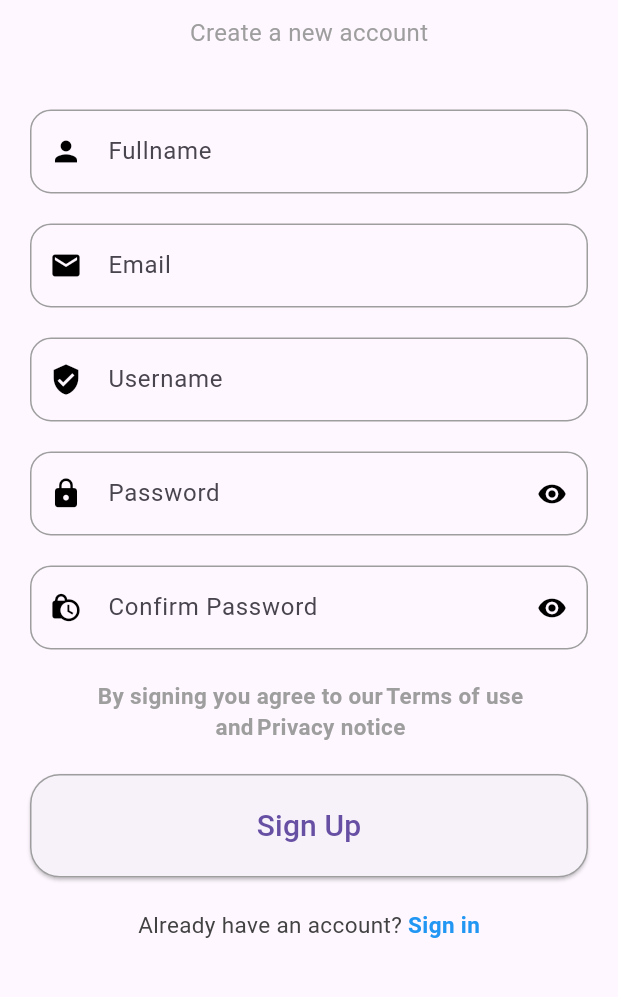
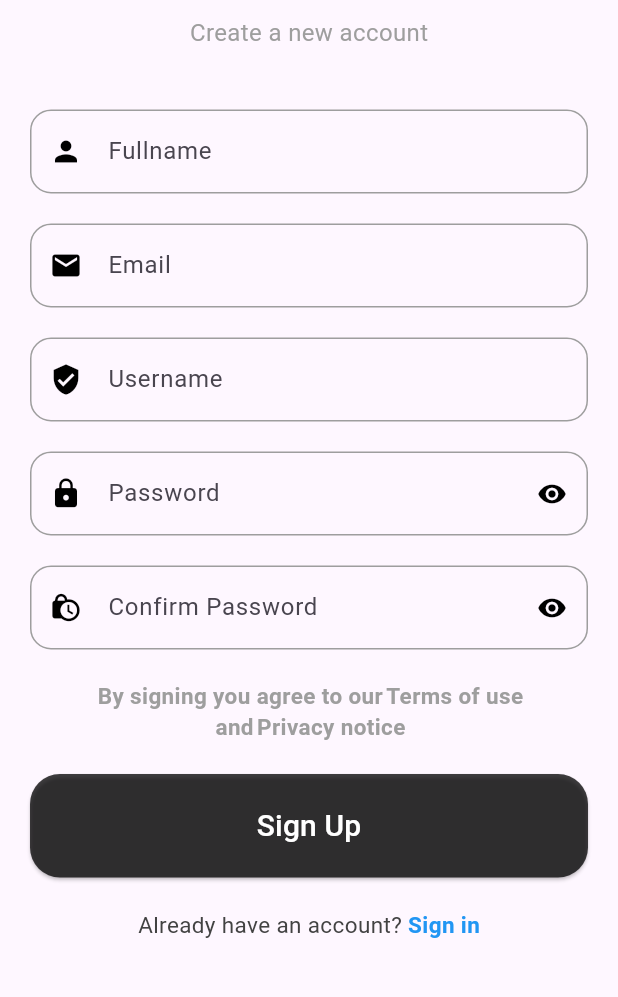
Before and after one commit to ajinakaya/Learnara, a Flutter app: the RegisterScreen screen opened by its route, on a phone screen of 412 x 824 dp, the part 174-1171 px from its top. Run offline on Flutter 3.47's test engine with Material 3 defaults, Android fonts, the phone set to English and light mode, and no system bars; Roboto replaces fonts that are missing (WorkSansSemiBold).

Commit message:
register validation

```diff
--- a/lib/app.dart
+++ b/lib/app.dart
@@ -2,6 +2,7 @@
 import 'package:flutter/material.dart';
 import 'package:learnara/screen/dashboard.dart';
 import 'package:learnara/screen/login_screen.dart';
+import 'package:learnara/screen/onboarding.dart';
 import 'package:learnara/screen/register_screen.dart';
 
 
@@ -12,13 +13,12 @@ class MyApp extends StatelessWidget {
   Widget build(BuildContext context) {
     return  MaterialApp(
       debugShowCheckedModeBanner: false,
-      initialRoute: '/login',
+      initialRoute: '/onboarding',
       routes: {
+        '/onboarding':(context) => const Onboarding(),
         '/login':(context) => const LoginScreen(),
         '/register': (context) => const RegisterScreen(),
         '/dashboard': (context) => const Dashbaord(),
-
-
 
       },
 
--- a/lib/screen/register_screen.dart
+++ b/lib/screen/register_screen.dart
@@ -1,6 +1,5 @@
 import 'package:flutter/cupertino.dart';
 import 'package:flutter/material.dart';
-
 import '../widget/common_text_field.dart';
 
 
@@ -24,12 +23,57 @@ class _RegisterScreenState extends State<RegisterScreen> {
   bool _obscureTextPassword = true;
   bool _obscureTextConfirmPassword = true;
 
+  // Form key for validation
+  final GlobalKey<FormState> _formKey = GlobalKey<FormState>();
+
+  // Password validation function
+  String? _validatePassword(String? value) {
+    if (value == null || value.isEmpty) {
+      return 'Password is required';
+    }
+    if (value.length < 8) {
+      return 'Password must be at least 8 characters';
+    }
+    if (!RegExp(r'\d').hasMatch(value)) {
+      return 'Password must contain at least one number';
+    }
+    return null;
+  }
+
+  // Confirm password validation function
+  String? _validateConfirmPassword(String? value) {
+    if (value == null || value.isEmpty) {
+      return 'Confirm password is required';
+    }
+    if (value != _passwordController.text) {
+      return 'Passwords do not match';
+    }
+    return null;
+  }
+
+  void _submitForm() {
+    if (_formKey.currentState?.validate() ?? false) {
+      // Save user data to registeredUsers map
+      final email = _emailController.text;
+      final password = _passwordController.text;
+
+      print("Email: $email, Password: $password");
+
+      // Navigate to the login screen
+      Navigator.pushReplacementNamed(context, '/login');
+    }
+  }
+
+
+
 
   @override
   Widget build(BuildContext context) {
     return Scaffold(
       body: Padding(
         padding: const EdgeInsets.all(20),
+        child: Form(
+          key: _formKey,
           child: Column(
             crossAxisAlignment: CrossAxisAlignment.center,
             children: [
@@ -64,6 +108,9 @@ class _RegisterScreenState extends State<RegisterScreen> {
                   size: 22.0,
                 ),
                 hintText: "Fullname",
+                validator: (value) => value?.isEmpty ?? true
+                    ? 'Fullname is required'
+                    : null,
               ),
               const SizedBox(height: 20), // Increased gap
 
@@ -77,6 +124,15 @@ class _RegisterScreenState extends State<RegisterScreen> {
                   size: 22.0,
                 ),
                 hintText: "Email",
+                validator: (value) {
+                  if (value == null || value.isEmpty) {
+                    return 'Email is required';
+                  }
+                  if (!RegExp(r'\S+@\S+\.\S+').hasMatch(value)) {
+                    return 'Enter a valid email address';
+                  }
+                  return null;
+                },
               ),
               const SizedBox(height: 20), // Increased gap
 
@@ -90,6 +146,9 @@ class _RegisterScreenState extends State<RegisterScreen> {
                   size: 22.0,
                 ),
                 hintText: 'Username',
+                validator: (value) => value?.isEmpty ?? true
+                    ? 'Username is required'
+                    : null,
               ),
               const SizedBox(height: 20), // Increased gap
 
@@ -117,6 +176,7 @@ class _RegisterScreenState extends State<RegisterScreen> {
                     color: Colors.black,
                   ),
                 ),
+                validator: _validatePassword,
               ),
               const SizedBox(height: 20), // Increased gap
 
@@ -144,8 +204,9 @@ class _RegisterScreenState extends State<RegisterScreen> {
                     color: Colors.black,
                   ),
                 ),
+                validator: _validateConfirmPassword,
               ),
-            const SizedBox(height: 20), // Gap before terms text
+              const SizedBox(height: 20),
 
               // Terms and Privacy Text
               Row(
@@ -200,22 +261,17 @@ class _RegisterScreenState extends State<RegisterScreen> {
               SizedBox(
                 width: double.infinity,
                 child: ElevatedButton(
-                style: ButtonStyle(
-                  shape: MaterialStateProperty.all<RoundedRectangleBorder>(
-
-                    RoundedRectangleBorder(
+                  style: ElevatedButton.styleFrom(
+                    padding: const EdgeInsets.symmetric(vertical: 20),
+                    backgroundColor: Colors.black.withOpacity(0.75),
+                    shape: RoundedRectangleBorder(
                       borderRadius: BorderRadius.circular(20),
-                      side: const BorderSide(color: Colors.grey),
                     ),
                   ),
-                  padding: MaterialStateProperty.all<EdgeInsets>(const EdgeInsets.symmetric(vertical: 20)),
-                ),
-                onPressed: () {
-                  Navigator.pushReplacementNamed(context, '/login');
-                },
+                  onPressed: _submitForm,
                   child: const Text(
                     "Sign Up",
-                  style: TextStyle(fontSize: 20),
+                    style: TextStyle(fontSize: 20,color: Colors.white),
                   ),
                 ),
               ),
@@ -245,6 +301,7 @@ class _RegisterScreenState extends State<RegisterScreen> {
             ],
           ),
         ),
+      ),
     );
   }
 }
```
Lines whose indentation alone changed are shown as unchanged.
